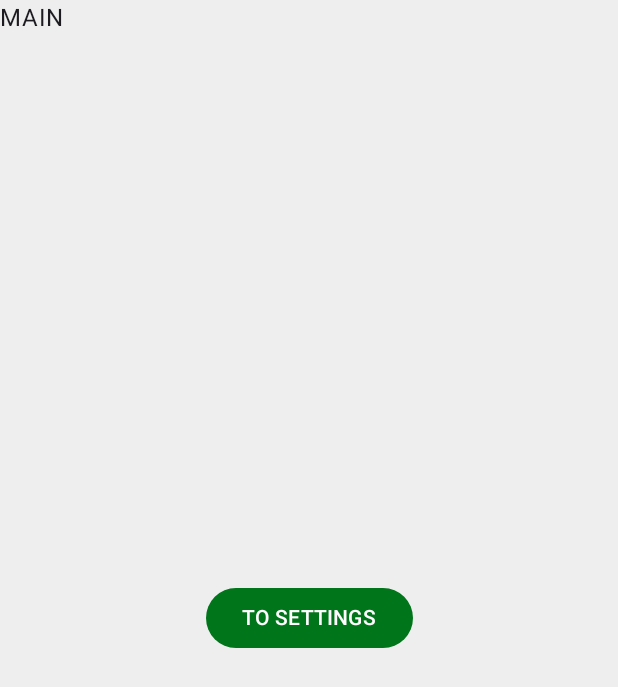
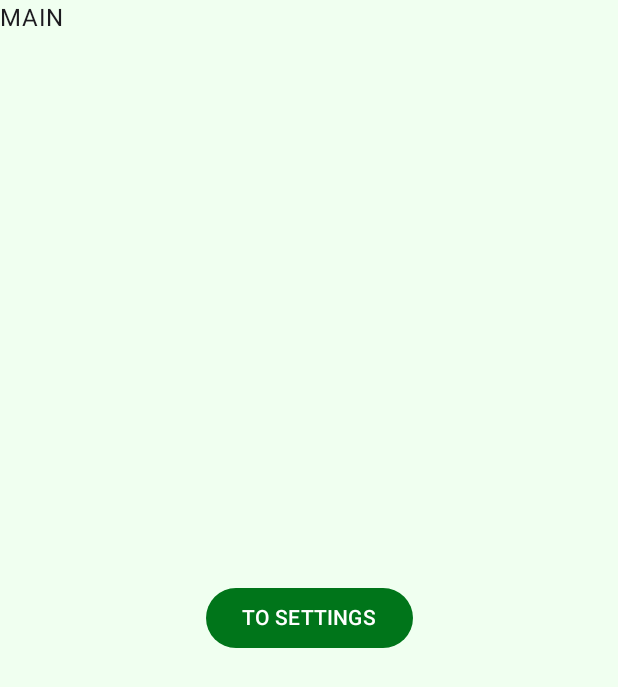
Before and after one commit to DigitalSamuraiDTM/ProcedureGeneration, an Android app built with Jetpack Compose: the screen it shows after launch (MainActivity), on a phone screen of 412 x 824 dp. Shown: the top 687 px of the screen. Run offline under Robolectric (Android 15) with nearby library versions, the phone set to English and light mode, and no system bars; our stand-ins replace Dagger/Hilt's generated code; 1 statement that could not run was skipped.

Commit message:
Implement Hilt, setup dynamic theme over work mod

```diff
--- a/app/src/main/AndroidManifest.xml
+++ b/app/src/main/AndroidManifest.xml
@@ -4,6 +4,7 @@
     <uses-permission android:name="android.permission.READ_MEDIA_IMAGES"/>
     <uses-permission android:name="android.permission.READ_EXTERNAL_STORAGE"/>
     <application
+        android:name=".ConverterApplication"
         android:allowBackup="true"
         android:dataExtractionRules="@xml/data_extraction_rules"
         android:fullBackupContent="@xml/backup_rules"
--- /dev/null
+++ b/app/src/main/java/com/digitalsamurai/jni_test/ConverterApplication.kt
@@ -0,0 +1,14 @@
+package com.digitalsamurai.jni_test
+
+import android.app.Application
+import dagger.hilt.android.HiltAndroidApp
+
+@HiltAndroidApp
+class ConverterApplication: Application() {
+
+
+    override fun onCreate() {
+        // opa popa
+        super.onCreate()
+    }
+}
--- a/app/src/main/java/com/digitalsamurai/jni_test/MainActivity.kt
+++ b/app/src/main/java/com/digitalsamurai/jni_test/MainActivity.kt
@@ -9,6 +9,7 @@ import androidx.activity.result.contract.ActivityResultContracts
 import androidx.appcompat.app.AppCompatActivity
 import androidx.compose.material3.MaterialTheme
 import androidx.compose.runtime.Composable
+import androidx.compose.runtime.collectAsState
 import androidx.core.view.WindowCompat
 import androidx.lifecycle.lifecycleScope
 import androidx.navigation.Navigation
@@ -16,6 +17,7 @@ import com.digitalsamurai.jni_test.databinding.ActivityMainBinding
 import com.digitalsamurai.jni_test.theme.AppTheme
 import com.digitalsamurai.monochrome.JavaMonochromeConverter
 import com.google.android.material.snackbar.Snackbar
+import dagger.hilt.android.AndroidEntryPoint
 import kotlinx.coroutines.Dispatchers
 import kotlinx.coroutines.Job
 import kotlinx.coroutines.cancel
@@ -24,14 +26,20 @@ import kotlinx.coroutines.flow.first
 import kotlinx.coroutines.flow.onStart
 import kotlinx.coroutines.launch
 import kotlinx.coroutines.withContext
+import javax.inject.Inject
 
+@AndroidEntryPoint
 class MainActivity : AppCompatActivity() {
+
+    @Inject
+    lateinit var themeController: ThemeController
 
     override fun onCreate(savedInstanceState: Bundle?) {
         super.onCreate(savedInstanceState)
         WindowCompat.setDecorFitsSystemWindows(window, false)
         setContent {
-            AppTheme {
+            val theme = themeController.currentMode.collectAsState()
+            AppTheme(mod = theme.value) {
                 Navigation()
             }
         }
--- /dev/null
+++ b/app/src/main/java/com/digitalsamurai/jni_test/ThemeController.kt
@@ -0,0 +1,18 @@
+package com.digitalsamurai.jni_test
+
+import kotlinx.coroutines.flow.MutableStateFlow
+import kotlinx.coroutines.flow.StateFlow
+import javax.inject.Inject
+import javax.inject.Singleton
+
+@Singleton
+public class ThemeController @Inject constructor() {
+
+    public fun setThemeMod(mod: ThemeMod) {
+        _currentMode.tryEmit(mod)
+    }
+
+    // TODO MIGRATE TO PREFERENCES
+    private val _currentMode = MutableStateFlow<ThemeMod>(ThemeMod.NDK)
+    public val currentMode: StateFlow<ThemeMod> = _currentMode
+}
--- /dev/null
+++ b/app/src/main/java/com/digitalsamurai/jni_test/ThemeMod.kt
@@ -0,0 +1,6 @@
+package com.digitalsamurai.jni_test
+
+public enum class ThemeMod {
+    NDK,
+    KOTLIN
+}
--- a/app/src/main/java/com/digitalsamurai/jni_test/core/screen/BaseScreen.kt
+++ b/app/src/main/java/com/digitalsamurai/jni_test/core/screen/BaseScreen.kt
@@ -14,14 +14,13 @@ abstract class BaseScreen<VIEWMODEL : ScreenViewModel<*, *>> {
     protected abstract val routeName: String
     public val screenRoute get() = ROOT + routeName
 
-    protected lateinit var viewModel: VIEWMODEL
 
     /**
      * Entry point for screen from navigation
      */
     @Composable
     public fun NavToScreen(navController: NavController) {
-        viewModel = MakeViewModel()
+        val viewModel = MakeViewModel()
         //TODO: INJECT VIA HILT OR DAGGER
         viewModel.setNavController(navController)
         Surface(modifier = Modifier.fillMaxSize()) {
--- a/app/src/main/java/com/digitalsamurai/jni_test/screens/settings/SettingsScreen.kt
+++ b/app/src/main/java/com/digitalsamurai/jni_test/screens/settings/SettingsScreen.kt
@@ -8,7 +8,7 @@ import androidx.compose.runtime.collectAsState
 import androidx.compose.ui.Alignment
 import androidx.compose.ui.Modifier
 import androidx.compose.ui.unit.dp
-import androidx.lifecycle.viewmodel.compose.viewModel
+import androidx.hilt.navigation.compose.hiltViewModel
 import com.digitalsamurai.jni_test.core.screen.BaseScreen
 import com.digitalsamurai.jni_test.view.ModConverter
 
@@ -19,7 +19,7 @@ object SettingsScreen : BaseScreen<SettingsScreenViewModel>() {
 
     @Composable
     override fun MakeViewModel(): SettingsScreenViewModel {
-        return viewModel()
+        return hiltViewModel()
     }
 
     @Composable
--- a/app/src/main/java/com/digitalsamurai/jni_test/theme/AppTheme.kt
+++ b/app/src/main/java/com/digitalsamurai/jni_test/theme/AppTheme.kt
@@ -3,14 +3,13 @@ package com.digitalsamurai.jni_test.theme
 import androidx.compose.foundation.isSystemInDarkTheme
 import androidx.compose.material3.MaterialTheme
 import androidx.compose.runtime.Composable
+import com.digitalsamurai.jni_test.ThemeMod
 
 @Composable
-internal fun AppTheme(content: @Composable () -> Unit) {
-    // todo override theme
-    val colorScheme = if (isSystemInDarkTheme()) {
-        darkColorScheme
-    } else {
-        lightColorScheme
+internal fun AppTheme(mod: ThemeMod, content: @Composable () -> Unit) {
+    val colorScheme = when(mod) {
+        ThemeMod.NDK -> if (isSystemInDarkTheme()) darkNdkColorScheme else lightNdkColorScheme
+        ThemeMod.KOTLIN -> if (isSystemInDarkTheme()) darkKotlinColorScheme else lightKotlinColorScheme
     }
     MaterialTheme(colorScheme = colorScheme) {
         content()
--- a/app/src/main/java/com/digitalsamurai/jni_test/theme/colors.kt
+++ b/app/src/main/java/com/digitalsamurai/jni_test/theme/colors.kt
@@ -1,39 +1,36 @@
 package com.digitalsamurai.jni_test.theme
 
-import androidx.compose.foundation.isSystemInDarkTheme
-import androidx.compose.material3.ColorScheme
 import androidx.compose.material3.darkColorScheme
 import androidx.compose.material3.lightColorScheme
-import androidx.compose.runtime.Composable
 import androidx.compose.ui.graphics.Color
 
-internal val lightColorScheme = lightColorScheme(
+internal val lightNdkColorScheme = lightColorScheme(
     background = Color(0xFFEE0000),
     primary = Color(0xFF00751A),
-    surface = Color(0xFFEEEEEE)
+    surface = Color(0xFFF0FFF0)
 )
 // primary  ocновной цвет бэкграунда элемента (например кнопки)
 // surface - задает цвет основного фона для surface. Норм, если оборачивать весь контент в surface
 
-public val ColorScheme.ndkButtonBackground: Color
-    @Composable get() =
-        if (isSystemInDarkTheme()) {
-            Color(0xFF00E826)
-        } else {
-            Color(0xFF00751A)
-        }
-
-public val ColorScheme.kotlinButtonBackground: Color
-    @Composable get() =
-        if (isSystemInDarkTheme()) {
-            Color(0xFFAA00E8)
-        } else {
-            Color(0xFF4A0069)
-        }
-
-internal val darkColorScheme = darkColorScheme(
+internal val darkNdkColorScheme = darkColorScheme(
     background = Color(0xFFFF0000),
     primary = Color(0xFF00E826),
     primaryContainer = Color(0xFF2A2A2A),
-    surface = Color(0xFF313131),
+    surface = Color(0xFF2A342A),
 )
+
+
+internal val lightKotlinColorScheme = lightColorScheme(
+    background = Color(0xFFEE0000),
+    primary = Color(0xFF4A0069),
+    surface = Color(0xFFFCF2FF)
+)
+// primary  ocновной цвет бэкграунда элемента (например кнопки)
+// surface - задает цвет основного фона для surface. Норм, если оборачивать весь контент в surface
+
+internal val darkKotlinColorScheme = darkColorScheme(
+    background = Color(0xFFFF0000),
+    primary = Color(0xFFAA00E8),
+    primaryContainer = Color(0xFF2A2A2A),
+    surface = Color(0xFF312A34),
+)
--- a/app/src/main/java/com/digitalsamurai/jni_test/view/BottomButtons.kt
+++ b/app/src/main/java/com/digitalsamurai/jni_test/view/BottomButtons.kt
@@ -21,6 +21,7 @@ import androidx.compose.ui.Alignment
 import androidx.compose.ui.Modifier
 import androidx.compose.ui.tooling.preview.Preview
 import androidx.compose.ui.unit.dp
+import com.digitalsamurai.jni_test.ThemeMod
 import com.digitalsamurai.jni_test.theme.AppTheme
 import com.digitalsamurai.jni_test.theme.kotlinButtonBackground
 import com.digitalsamurai.jni_test.theme.ndkButtonBackground
@@ -100,7 +101,7 @@ public fun KotlinButton(modifier: Modifier, onClick: () -> Unit) {
 @Composable()
 @Preview(showSystemUi = false, uiMode = Configuration.UI_MODE_NIGHT_YES)
 private fun Preview() {
-    AppTheme {
+    AppTheme(mod = ThemeMod.NDK) {
         val state = remember { mutableStateOf(ModConverter.defaultState()) }
         Surface {
             Box(modifier = Modifier.fillMaxSize()) {
--- a/build.gradle.kts
+++ b/build.gradle.kts
@@ -4,4 +4,5 @@ plugins {
     alias(libs.plugins.kotlin.android) apply false
     alias(libs.plugins.android.library) apply false
     alias(libs.plugins.compose.compiler) apply false
+    id("com.google.dagger.hilt.android") version "2.51.1" apply false
 }
```
Also changed, not shown: app/build.gradle.kts (+10 -3 lines), app/src/main/java/com/digitalsamurai/jni_test/screens/settings/SettingsScreenViewModel.kt (+16 -1 lines), app/src/main/java/com/digitalsamurai/jni_test/theme/extraColors.kt (added, +22 -0 lines), gradle/libs.versions.toml (+9 -1 lines).
